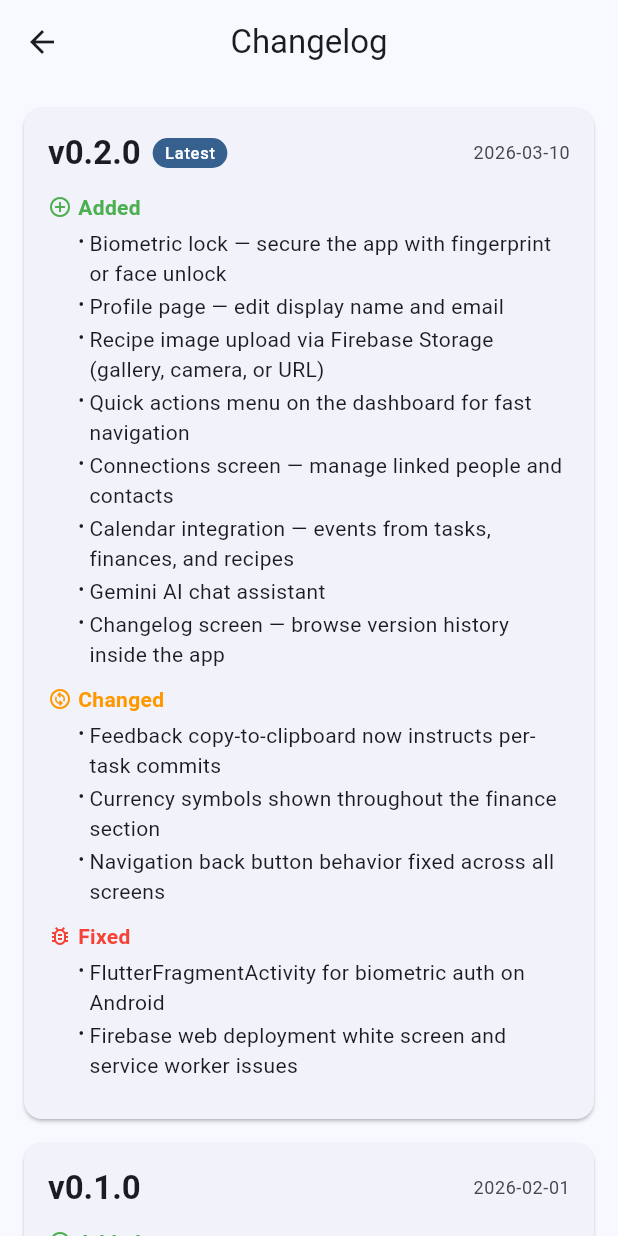
After one commit to freekvandeven/freek_app, a Flutter app: the ChangelogPage screen opened by its route, on a phone screen of 412 x 824 dp. The commit adds this screen. Run offline on Flutter 3.47's test engine with Material 3 defaults, Android fonts, the phone set to English and light mode, and no system bars; our stand-ins replace cloud_firestore, csv, firebase_auth, firebase_core, firebase_storage, fl_chart and 10 more; missing offline and left inert: encrypt, flood, flood_core; accounts and stored records are empty.

Commit message:
feat: add changelog screen and bump version to 0.2.0
- Add ChangelogEntry model and changelog data for v0.1.0 and v0.2.0
- Add browsable changelog page with version cards, categorized by
  Added/Changed/Fixed with color-coded icons
- Wire changelog into settings via App Version tile (tap to browse)
- Add CHANGELOG.md to repository root
- Update version from 0.1.0+1 to 0.2.0+2

```diff
--- /dev/null
+++ b/personal_app/lib/features/changelog/data/changelog_data.dart
@@ -0,0 +1,46 @@
+import '../models/changelog_entry.dart';
+
+const List<ChangelogEntry> changelog = [
+  ChangelogEntry(
+    version: '0.2.0',
+    date: '2026-03-10',
+    added: [
+      'Biometric lock — secure the app with fingerprint or face unlock',
+      'Profile page — edit display name and email',
+      'Recipe image upload via Firebase Storage (gallery, camera, or URL)',
+      'Quick actions menu on the dashboard for fast navigation',
+      'Connections screen — manage linked people and contacts',
+      'Calendar integration — events from tasks, finances, and recipes',
+      'Gemini AI chat assistant',
+      'Changelog screen — browse version history inside the app',
+    ],
+    changed: [
+      'Feedback copy-to-clipboard now instructs per-task commits',
+      'Currency symbols shown throughout the finance section',
+      'Navigation back button behavior fixed across all screens',
+    ],
+    fixed: [
+      'FlutterFragmentActivity for biometric auth on Android',
+      'Firebase web deployment white screen and service worker issues',
+    ],
+  ),
+  ChangelogEntry(
+    version: '0.1.0',
+    date: '2026-02-01',
+    added: [
+      'Authentication — login, signup, forgot password',
+      'Dashboard with personalized greeting and quick stats',
+      'Task management — CRUD, filtering, sorting, repeatable tasks',
+      'Recipe management — ingredients, instructions, tags, favorites',
+      'Financial tracking — transactions, categories, assets, charts',
+      'Password vault — AES-256 encrypted entries',
+      'Calendar view with table_calendar',
+      'Inventory management — items, categories, locations, search',
+      'Feedback system — wishes, bugs, status tracking, clipboard copy',
+      'Knowledge bank — hierarchical pages, markdown, tags, search',
+      'Settings — theme, currency, data export, logout',
+      'Firebase integration with configurable local/firebase backend',
+      'Firebase Hosting for web deployment',
+    ],
+  ),
+];
--- /dev/null
+++ b/personal_app/lib/features/changelog/models/changelog_entry.dart
@@ -0,0 +1,15 @@
+class ChangelogEntry {
+  final String version;
+  final String date;
+  final List<String> added;
+  final List<String> changed;
+  final List<String> fixed;
+
+  const ChangelogEntry({
+    required this.version,
+    required this.date,
+    this.added = const [],
+    this.changed = const [],
+    this.fixed = const [],
+  });
+}
--- /dev/null
+++ b/personal_app/lib/features/changelog/pages/changelog_page.dart
@@ -0,0 +1,155 @@
+import 'package:flutter/material.dart';
+
+import '../data/changelog_data.dart';
+import '../models/changelog_entry.dart';
+
+class ChangelogPage extends StatelessWidget {
+  const ChangelogPage({super.key});
+
+  @override
+  Widget build(BuildContext context) {
+    return Scaffold(
+      appBar: AppBar(title: const Text('Changelog')),
+      body: ListView.builder(
+        padding: const EdgeInsets.all(16),
+        itemCount: changelog.length,
+        itemBuilder: (context, index) {
+          final entry = changelog[index];
+          return _VersionCard(entry: entry, isLatest: index == 0);
+        },
+      ),
+    );
+  }
+}
+
+class _VersionCard extends StatelessWidget {
+  final ChangelogEntry entry;
+  final bool isLatest;
+
+  const _VersionCard({required this.entry, required this.isLatest});
+
+  @override
+  Widget build(BuildContext context) {
+    final theme = Theme.of(context);
+    return Card(
+      margin: const EdgeInsets.only(bottom: 16),
+      child: Padding(
+        padding: const EdgeInsets.all(16),
+        child: Column(
+          crossAxisAlignment: CrossAxisAlignment.start,
+          children: [
+            Row(
+              children: [
+                Text(
+                  'v${entry.version}',
+                  style: theme.textTheme.titleLarge?.copyWith(
+                    fontWeight: FontWeight.bold,
+                  ),
+                ),
+                if (isLatest) ...[
+                  const SizedBox(width: 8),
+                  Container(
+                    padding: const EdgeInsets.symmetric(
+                      horizontal: 8,
+                      vertical: 2,
+                    ),
+                    decoration: BoxDecoration(
+                      color: theme.colorScheme.primary,
+                      borderRadius: BorderRadius.circular(12),
+                    ),
+                    child: Text(
+                      'Latest',
+                      style: theme.textTheme.labelSmall?.copyWith(
+                        color: theme.colorScheme.onPrimary,
+                      ),
+                    ),
+                  ),
+                ],
+                const Spacer(),
+                Text(
+                  entry.date,
+                  style: theme.textTheme.bodySmall?.copyWith(
+                    color: theme.colorScheme.onSurfaceVariant,
+                  ),
+                ),
+              ],
+            ),
+            const SizedBox(height: 12),
+            if (entry.added.isNotEmpty)
+              _Section(
+                icon: Icons.add_circle_outline,
+                label: 'Added',
+                color: Colors.green,
+                items: entry.added,
+              ),
+            if (entry.changed.isNotEmpty)
+              _Section(
+                icon: Icons.change_circle_outlined,
+                label: 'Changed',
+                color: Colors.orange,
+                items: entry.changed,
+              ),
+            if (entry.fixed.isNotEmpty)
+              _Section(
+                icon: Icons.bug_report_outlined,
+                label: 'Fixed',
+                color: Colors.red,
+                items: entry.fixed,
+              ),
+          ],
+        ),
+      ),
+    );
+  }
+}
+
+class _Section extends StatelessWidget {
+  final IconData icon;
+  final String label;
+  final Color color;
+  final List<String> items;
+
+  const _Section({
+    required this.icon,
+    required this.label,
+    required this.color,
+    required this.items,
+  });
+
+  @override
+  Widget build(BuildContext context) {
+    return Padding(
+      padding: const EdgeInsets.only(bottom: 8),
+      child: Column(
+        crossAxisAlignment: CrossAxisAlignment.start,
+        children: [
+          Row(
+            children: [
+              Icon(icon, size: 16, color: color),
+              const SizedBox(width: 4),
+              Text(
+                label,
+                style: TextStyle(
+                  fontWeight: FontWeight.w600,
+                  color: color,
+                ),
+              ),
+            ],
+          ),
+          const SizedBox(height: 4),
+          for (final item in items)
+            Padding(
+              padding: const EdgeInsets.only(left: 20, bottom: 2),
+              child: Row(
+                crossAxisAlignment: CrossAxisAlignment.start,
+                children: [
+                  const Text('• ', style: TextStyle(fontSize: 12)),
+                  Expanded(child: Text(item)),
+                ],
+              ),
+            ),
+        ],
+      ),
+    );
+  }
+}
--- a/personal_app/lib/features/settings/pages/settings_page.dart
+++ b/personal_app/lib/features/settings/pages/settings_page.dart
@@ -122,7 +122,9 @@ class SettingsPage extends ConsumerWidget {
           ListTile(
             leading: const Icon(Icons.info_outline),
             title: const Text('App Version'),
-            subtitle: const Text('0.1.0+1'),
+            subtitle: const Text('0.2.0'),
+            trailing: const Icon(Icons.chevron_right),
+            onTap: () => context.push('/settings/changelog'),
           ),
           ListTile(
             leading: Icon(
--- a/personal_app/lib/routing/app_router.dart
+++ b/personal_app/lib/routing/app_router.dart
@@ -31,6 +31,7 @@ import '../features/passwords/pages/vault_unlock_page.dart';
 import '../features/recipes/pages/recipe_detail_page.dart';
 import '../features/recipes/pages/recipe_edit_page.dart';
 import '../features/recipes/pages/recipe_list_page.dart';
+import '../features/changelog/pages/changelog_page.dart';
 import '../features/settings/pages/data_export_page.dart';
 import '../features/settings/pages/profile_page.dart';
 import '../features/settings/pages/settings_page.dart';
@@ -296,6 +297,10 @@ final appRouterProvider = Provider<GoRouter>((ref) {
             path: 'profile',
             builder: (context, state) => const ProfilePage(),
           ),
+          GoRoute(
+            path: 'changelog',
+            builder: (context, state) => const ChangelogPage(),
+          ),
         ],
       ),
     ],
--- a/personal_app/pubspec.yaml
+++ b/personal_app/pubspec.yaml
@@ -1,7 +1,7 @@
 name: personal_app
 description: "Personal App — an all-in-one personal life management application."
 publish_to: 'none'
-version: 0.1.0+1
+version: 0.2.0+2
 
 environment:
   sdk: ^3.11.1
```
Also changed, not shown: 1 other file.
